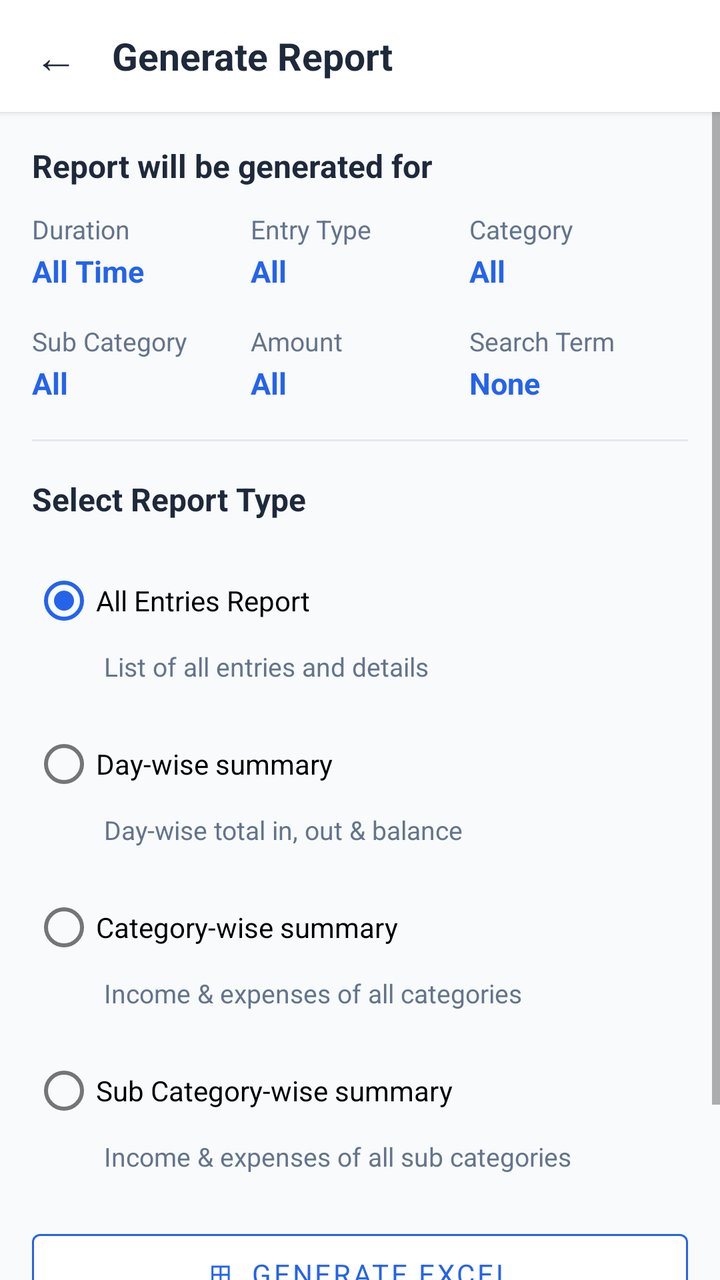
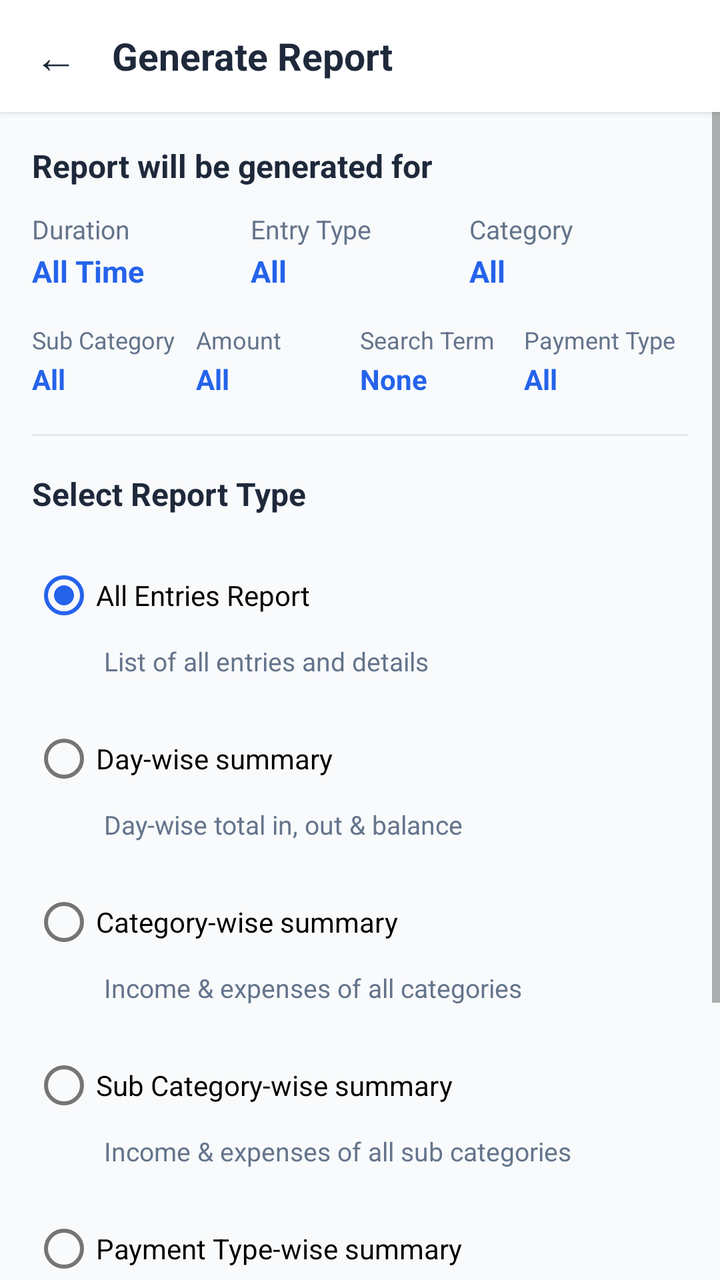

Two renders of the same Android screen: before a commit and after it. Below are the layout's source before the change and the commit's diff.
<!-- AndroidManifest.xml: application theme Theme.ExpenseOS -->
<!-- res/layout/activity_generate_report.xml -->
<?xml version="1.0" encoding="utf-8"?>
<LinearLayout xmlns:android="http://schemas.android.com/apk/res/android"
    xmlns:app="http://schemas.android.com/apk/res-auto"
    android:layout_width="match_parent"
    android:layout_height="match_parent"
    android:background="@color/background"
    android:orientation="vertical">

    
    <LinearLayout
        android:layout_width="match_parent"
        android:layout_height="56dp"
        android:background="@color/surface"
        android:elevation="2dp"
        android:gravity="center_vertical"
        android:orientation="horizontal"
        android:paddingHorizontal="4dp">

        <TextView
            android:id="@+id/btnBack"
            android:layout_width="48dp"
            android:layout_height="48dp"
            android:background="?attr/selectableItemBackgroundBorderless"
            android:gravity="center"
            android:text="←"
            android:textColor="@color/text_primary"
            android:textSize="22sp" />

        <TextView
            android:layout_width="0dp"
            android:layout_height="wrap_content"
            android:layout_weight="1"
            android:paddingStart="4dp"
            android:text="Generate Report"
            android:textColor="@color/text_primary"
            android:textSize="19sp"
            android:textStyle="bold" />
    </LinearLayout>

    <ScrollView
        android:layout_width="match_parent"
        android:layout_height="0dp"
        android:layout_weight="1">

        <LinearLayout
            android:layout_width="match_parent"
            android:layout_height="wrap_content"
            android:orientation="vertical"
            android:padding="16dp">

            <TextView
                android:layout_width="wrap_content"
                android:layout_height="wrap_content"
                android:text="Report will be generated for"
                android:textColor="@color/text_primary"
                android:textSize="16sp"
                android:textStyle="bold" />

            
            <LinearLayout
                android:layout_width="match_parent"
                android:layout_height="wrap_content"
                android:layout_marginTop="12dp"
                android:orientation="horizontal">

                <LinearLayout
                    android:id="@+id/filterDuration"
                    android:layout_width="0dp"
                    android:layout_height="wrap_content"
                    android:layout_weight="1"
                    android:clickable="true"
                    android:focusable="true"
                    android:orientation="vertical">

                    <TextView
                        android:layout_width="wrap_content"
                        android:layout_height="wrap_content"
                        android:text="Duration"
                        android:textColor="@color/text_secondary"
                        android:textSize="13sp" />

                    <TextView
                        android:id="@+id/tvDuration"
                        android:layout_width="wrap_content"
                        android:layout_height="wrap_content"
                        android:layout_marginTop="2dp"
                        android:text="All Time"
                        android:textColor="@color/primary"
                        android:textSize="15sp"
                        android:textStyle="bold" />
                </LinearLayout>

                <LinearLayout
                    android:id="@+id/filterType"
                    android:layout_width="0dp"
                    android:layout_height="wrap_content"
                    android:layout_weight="1"
                    android:clickable="true"
                    android:focusable="true"
                    android:orientation="vertical">

                    <TextView
                        android:layout_width="wrap_content"
                        android:layout_height="wrap_content"
                        android:text="Entry Type"
                        android:textColor="@color/text_secondary"
                        android:textSize="13sp" />

                    <TextView
                        android:id="@+id/tvEntryType"
                        android:layout_width="wrap_content"
                        android:layout_height="wrap_content"
                        android:layout_marginTop="2dp"
                        android:text="All"
                        android:textColor="@color/primary"
                        android:textSize="15sp"
                        android:textStyle="bold" />
                </LinearLayout>

                <LinearLayout
                    android:id="@+id/filterCategory"
                    android:layout_width="0dp"
                    android:layout_height="wrap_content"
                    android:layout_weight="1"
                    android:clickable="true"
                    android:focusable="true"
                    android:orientation="vertical">

                    <TextView
                        android:layout_width="wrap_content"
                        android:layout_height="wrap_content"
                        android:text="Category"
                        android:textColor="@color/text_secondary"
                        android:textSize="13sp" />

                    <TextView
                        android:id="@+id/tvCategory"
                        android:layout_width="wrap_content"
                        android:layout_height="wrap_content"
                        android:layout_marginTop="2dp"
                        android:text="All"
                        android:textColor="@color/primary"
                        android:textSize="15sp"
                        android:textStyle="bold" />
                </LinearLayout>
            </LinearLayout>

            <LinearLayout
                android:layout_width="match_parent"
                android:layout_height="wrap_content"
                android:layout_marginTop="16dp"
                android:orientation="horizontal">

                <LinearLayout
                    android:id="@+id/filterSubCategory"
                    android:layout_width="0dp"
                    android:layout_height="wrap_content"
                    android:layout_weight="1"
                    android:clickable="true"
                    android:focusable="true"
                    android:orientation="vertical">

                    <TextView
                        android:layout_width="wrap_content"
                        android:layout_height="wrap_content"
                        android:text="Sub Category"
                        android:textColor="@color/text_secondary"
                        android:textSize="13sp" />

                    <TextView
                        android:id="@+id/tvSubCategory"
                        android:layout_width="wrap_content"
                        android:layout_height="wrap_content"
                        android:layout_marginTop="2dp"
                        android:text="All"
                        android:textColor="@color/primary"
                        android:textSize="15sp"
                        android:textStyle="bold" />
                </LinearLayout>

                <LinearLayout
                    android:id="@+id/filterAmount"
                    android:layout_width="0dp"
                    android:layout_height="wrap_content"
                    android:layout_weight="1"
                    android:clickable="true"
                    android:focusable="true"
                    android:orientation="vertical">

                    <TextView
                        android:layout_width="wrap_content"
                        android:layout_height="wrap_content"
                        android:text="Amount"
                        android:textColor="@color/text_secondary"
                        android:textSize="13sp" />

                    <TextView
                        android:id="@+id/tvAmount"
                        android:layout_width="wrap_content"
                        android:layout_height="wrap_content"
                        android:layout_marginTop="2dp"
                        android:text="All"
                        android:textColor="@color/primary"
                        android:textSize="15sp"
                        android:textStyle="bold" />
                </LinearLayout>

                <LinearLayout
                    android:id="@+id/filterSearch"
                    android:layout_width="0dp"
                    android:layout_height="wrap_content"
                    android:layout_weight="1"
                    android:clickable="true"
                    android:focusable="true"
                    android:orientation="vertical">

                    <TextView
                        android:layout_width="wrap_content"
                        android:layout_height="wrap_content"
                        android:text="Search Term"
                        android:textColor="@color/text_secondary"
                        android:textSize="13sp" />

                    <TextView
                        android:id="@+id/tvSearchTerm"
                        android:layout_width="wrap_content"
                        android:layout_height="wrap_content"
                        android:layout_marginTop="2dp"
                        android:text="None"
                        android:textColor="@color/primary"
                        android:textSize="15sp"
                        android:textStyle="bold" />
                </LinearLayout>
            </LinearLayout>

            <View
                android:layout_width="match_parent"
                android:layout_height="1dp"
                android:layout_marginTop="18dp"
                android:background="@color/border" />

            <TextView
                android:layout_width="wrap_content"
                android:layout_height="wrap_content"
                android:layout_marginTop="18dp"
                android:text="Select Report Type"
                android:textColor="@color/text_primary"
                android:textSize="16sp"
                android:textStyle="bold" />

            <RadioGroup
                android:id="@+id/rgReportType"
                android:layout_width="match_parent"
                android:layout_height="wrap_content"
                android:layout_marginTop="8dp"
                android:orientation="vertical">

                <RadioButton
                    android:id="@+id/rbAllEntries"
                    android:layout_width="match_parent"
                    android:layout_height="wrap_content"
                    android:layout_marginTop="8dp"
                    android:checked="true"
                    android:text="All Entries Report" />

                <TextView
                    android:layout_width="match_parent"
                    android:layout_height="wrap_content"
                    android:layout_marginStart="36dp"
                    android:text="List of all entries and details"
                    android:textColor="@color/text_secondary"
                    android:textSize="13sp" />

                <RadioButton
                    android:id="@+id/rbDaywise"
                    android:layout_width="match_parent"
                    android:layout_height="wrap_content"
                    android:layout_marginTop="16dp"
                    android:text="Day-wise summary" />

                <TextView
                    android:layout_width="match_parent"
                    android:layout_height="wrap_content"
                    android:layout_marginStart="36dp"
                    android:text="Day-wise total in, out &amp; balance"
                    android:textColor="@color/text_secondary"
                    android:textSize="13sp" />

                <RadioButton
                    android:id="@+id/rbCategorywise"
                    android:layout_width="match_parent"
                    android:layout_height="wrap_content"
                    android:layout_marginTop="16dp"
                    android:text="Category-wise summary" />

                <TextView
                    android:layout_width="match_parent"
                    android:layout_height="wrap_content"
                    android:layout_marginStart="36dp"
                    android:text="Income &amp; expenses of all categories"
                    android:textColor="@color/text_secondary"
                    android:textSize="13sp" />

                <RadioButton
                    android:id="@+id/rbSubcategorywise"
                    android:layout_width="match_parent"
                    android:layout_height="wrap_content"
                    android:layout_marginTop="16dp"
                    android:text="Sub Category-wise summary" />

                <TextView
                    android:layout_width="match_parent"
                    android:layout_height="wrap_content"
                    android:layout_marginStart="36dp"
                    android:text="Income &amp; expenses of all sub categories"
                    android:textColor="@color/text_secondary"
                    android:textSize="13sp" />
            </RadioGroup>

            <com.google.android.material.button.MaterialButton
                android:id="@+id/btnGenerateExcel"
                style="@style/Widget.MaterialComponents.Button.OutlinedButton"
                android:layout_width="match_parent"
                android:layout_height="52dp"
                android:layout_marginTop="24dp"
                android:text="⊞  GENERATE EXCEL"
                android:textColor="@color/primary"
                app:backgroundTint="@color/surface"
                app:strokeColor="@color/primary"
                app:strokeWidth="1dp" />

            <Button
                android:id="@+id/btnGeneratePdf"
                android:layout_width="match_parent"
                android:layout_height="52dp"
                android:layout_marginTop="12dp"
                android:backgroundTint="@color/primary"
                android:text="📄  GENERATE PDF"
                android:textColor="#FFFFFF" />

        </LinearLayout>
    </ScrollView>
</LinearLayout>
<!-- resources referenced by this layout -->
<resources>
  <color name="background">#F8FAFC</color>
  <color name="border">#E2E8F0</color>
  <color name="primary">#2563EB</color>
  <color name="surface">#FFFFFF</color>
  <color name="text_primary">#1E293B</color>
  <color name="text_secondary">#64748B</color>
  <style name="Theme.ExpenseOS" parent="Theme.MaterialComponents.Light.NoActionBar">
          <item name="colorPrimary">@color/primary</item>
          <item name="colorPrimaryDark">@color/primary_dark</item>
          <item name="colorAccent">@color/primary</item>
          <item name="android:windowBackground">@color/bg</item>
          <item name="android:fontFamily">sans-serif</item>
          <item name="android:statusBarColor">@color/primary_dark</item>
      </style>
  <color name="primary_dark">#1D4ED8</color>
  <color name="bg">#F8FAFC</color>
</resources>

<!-- the commit's change to res/layout/activity_generate_report.xml (unified diff, before → after) -->
@@ -145,6 +145,7 @@
                 </LinearLayout>
             </LinearLayout>
 
+            
             <LinearLayout
                 android:layout_width="match_parent"
                 android:layout_height="wrap_content"
@@ -165,16 +166,18 @@
                         android:layout_height="wrap_content"
                         android:text="Sub Category"
                         android:textColor="@color/text_secondary"
-                        android:textSize="13sp" />
+                        android:textSize="12sp" />
 
                     <TextView
                         android:id="@+id/tvSubCategory"
                         android:layout_width="wrap_content"
                         android:layout_height="wrap_content"
                         android:layout_marginTop="2dp"
-                        android:text="All"
-                        android:textColor="@color/primary"
-                        android:textSize="15sp"
+                        android:ellipsize="end"
+                        android:maxLines="1"
+                        android:text="All"
+                        android:textColor="@color/primary"
+                        android:textSize="14sp"
                         android:textStyle="bold" />
                 </LinearLayout>
 
@@ -192,16 +195,18 @@
                         android:layout_height="wrap_content"
                         android:text="Amount"
                         android:textColor="@color/text_secondary"
-                        android:textSize="13sp" />
+                        android:textSize="12sp" />
 
                     <TextView
                         android:id="@+id/tvAmount"
                         android:layout_width="wrap_content"
                         android:layout_height="wrap_content"
                         android:layout_marginTop="2dp"
-                        android:text="All"
-                        android:textColor="@color/primary"
-                        android:textSize="15sp"
+                        android:ellipsize="end"
+                        android:maxLines="1"
+                        android:text="All"
+                        android:textColor="@color/primary"
+                        android:textSize="14sp"
                         android:textStyle="bold" />
                 </LinearLayout>
 
@@ -219,16 +224,47 @@
                         android:layout_height="wrap_content"
                         android:text="Search Term"
                         android:textColor="@color/text_secondary"
-                        android:textSize="13sp" />
+                        android:textSize="12sp" />
 
                     <TextView
                         android:id="@+id/tvSearchTerm"
                         android:layout_width="wrap_content"
                         android:layout_height="wrap_content"
                         android:layout_marginTop="2dp"
+                        android:ellipsize="end"
+                        android:maxLines="1"
                         android:text="None"
                         android:textColor="@color/primary"
-                        android:textSize="15sp"
+                        android:textSize="14sp"
+                        android:textStyle="bold" />
+                </LinearLayout>
+
+                <LinearLayout
+                    android:id="@+id/filterPaymentType"
+                    android:layout_width="0dp"
+                    android:layout_height="wrap_content"
+                    android:layout_weight="1"
+                    android:clickable="true"
+                    android:focusable="true"
+                    android:orientation="vertical">
+
+                    <TextView
+                        android:layout_width="wrap_content"
+                        android:layout_height="wrap_content"
+                        android:text="Payment Type"
+                        android:textColor="@color/text_secondary"
+                        android:textSize="12sp" />
+
+                    <TextView
+                        android:id="@+id/tvPaymentType"
+                        android:layout_width="wrap_content"
+                        android:layout_height="wrap_content"
+                        android:layout_marginTop="2dp"
+                        android:ellipsize="end"
+                        android:maxLines="1"
+                        android:text="All"
+                        android:textColor="@color/primary"
+                        android:textSize="14sp"
                         android:textStyle="bold" />
                 </LinearLayout>
             </LinearLayout>
@@ -315,6 +351,22 @@
                     android:text="Income &amp; expenses of all sub categories"
                     android:textColor="@color/text_secondary"
                     android:textSize="13sp" />
+
+                <RadioButton
+                    android:id="@+id/rbPaymenttypewise"
+                    android:layout_width="match_parent"
+                    android:layout_height="wrap_content"
+                    android:layout_marginTop="16dp"
+                    android:text="Payment Type-wise summary" />
+
+                <TextView
+                    android:layout_width="match_parent"
+                    android:layout_height="wrap_content"
+                    android:layout_marginStart="36dp"
+                    android:text="Income &amp; expenses by payment type"
+                    android:textColor="@color/text_secondary"
+                    android:textSize="13sp" />
+
             </RadioGroup>
 
             <com.google.android.material.button.MaterialButton
